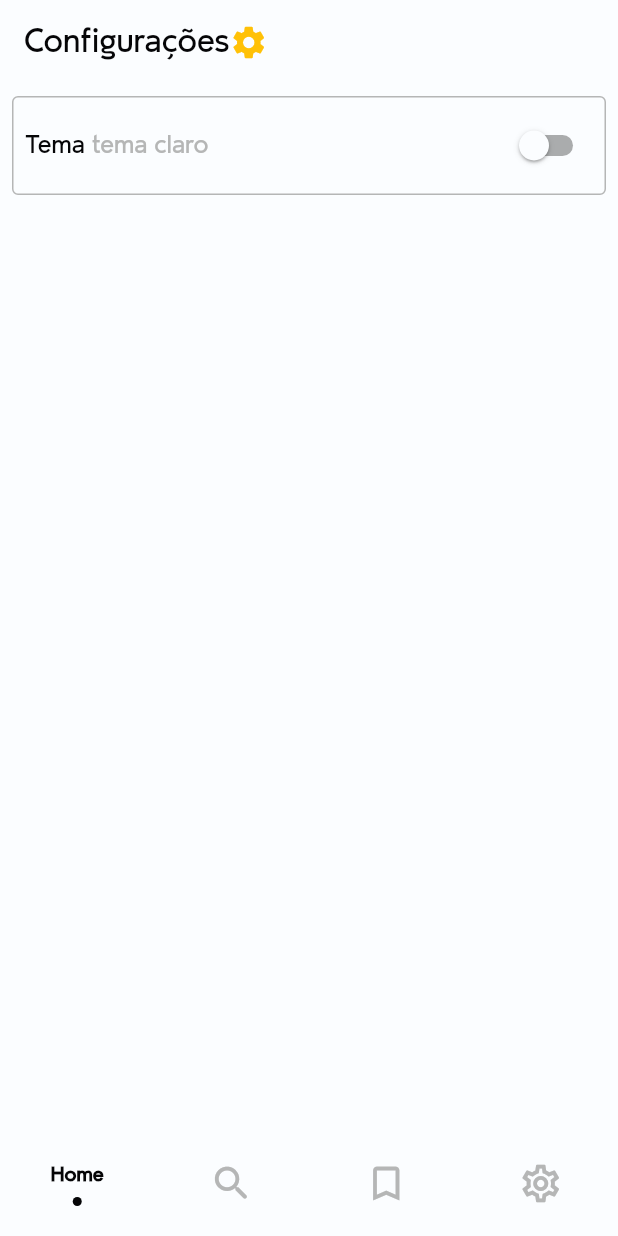
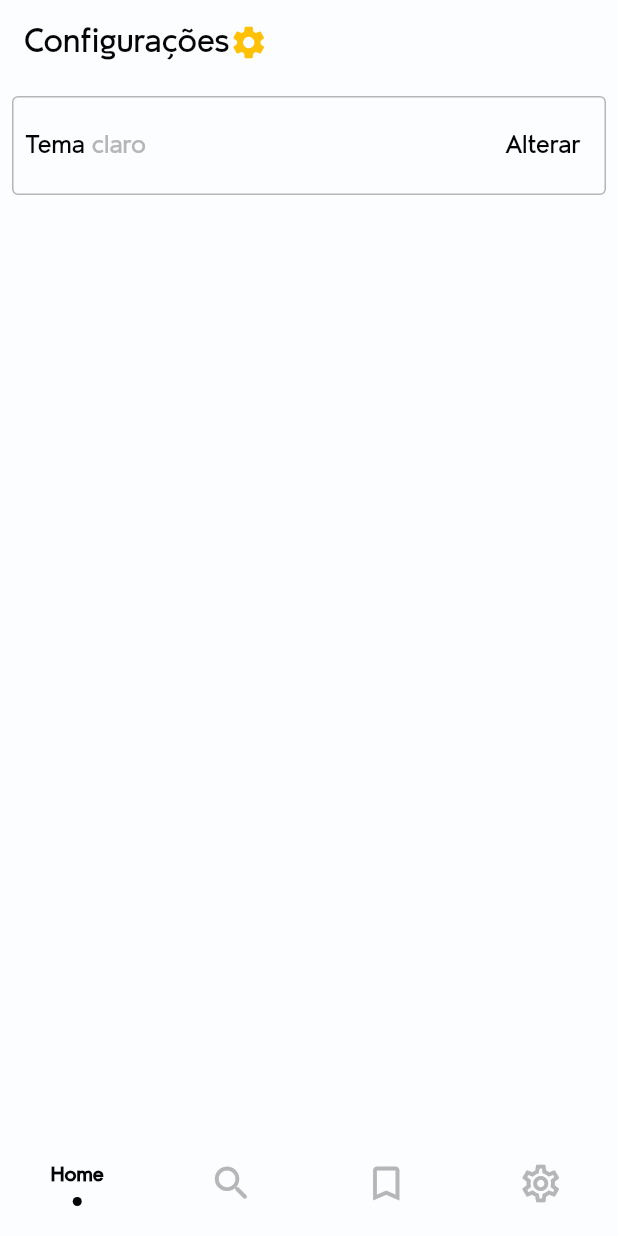
Before and after one commit to LeoneRSantos/App-podcast-dribbble, a Flutter app: the screen it shows after launch, swiped to page 4, on a phone screen of 412 x 824 dp. Run offline on Flutter 3.47's test engine with Material 2 defaults, Android fonts, the phone set to English and light mode, and no system bars; drawn by our look-alikes of sliding_clipped_nav_bar; our stand-ins replace carousel_slider.

Commit message:
Textos e TextButton - Configurações

```diff
--- a/lib/pages/configuracoes.dart
+++ b/lib/pages/configuracoes.dart
@@ -55,22 +55,19 @@ class _ConfiguracoesState extends State<Configuracoes> {
                         conteudo: 'Tema\t',
                         cor: Theme.of(context).colorScheme.primary, tamanho: 20.0),
 
-                        Textos(
-                        conteudo: 'tema claro',
-                        cor: Theme.of(context).colorScheme.secondary, tamanho: 20.0),
+                      Textos(
+                      conteudo: widget.tipoTema,
+                      cor: Theme.of(context).colorScheme.secondary, tamanho: 20.0),
 
-                        const Spacer(),
+                      const Spacer(),
 
-                        Switch(
-                          activeColor: Theme.of(context).colorScheme.secondary,
-                          inactiveThumbColor: Theme.of(context).colorScheme.background,
-                          value: _valor,
-                          onChanged: (bool valorAtual){
-                            setState(() {
-                              _valor = valorAtual;
-
-                            });
-                          })
+                      TextButton(
+                        onPressed: widget.mudancaDeTema,
+                        child: Text('Alterar',
+                        style: TextStyle(
+                          color: Theme.of(context).colorScheme.primary,
+                          fontSize: 20.0,
+                        ),),)
                     ],
                   ),
                 ),
```
